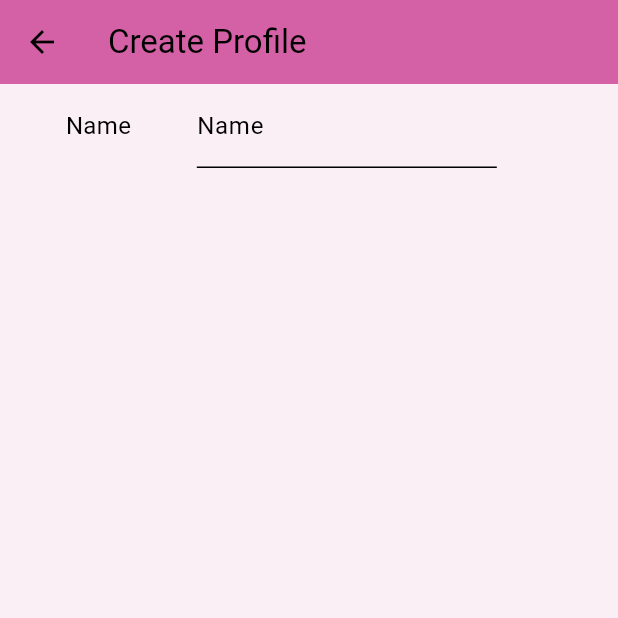
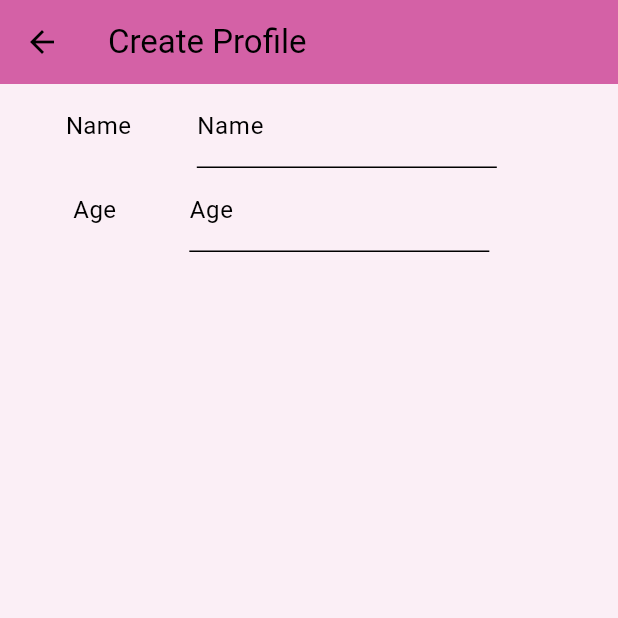
Before and after one commit to mayasaltzman/FNGR, a Flutter app: the screen it shows after launch, on a phone screen of 412 x 824 dp, the top half of it. Run offline on Flutter 3.47's test engine with Material 3 defaults, Android fonts, the phone set to English and light mode, and no system bars; our stand-ins replace cloud_firestore, firebase_core, geolocator; accounts and stored records are empty.

Commit message:
add age text input

```diff
--- a/lib/create_profile_page.dart
+++ b/lib/create_profile_page.dart
@@ -27,7 +27,16 @@ class _ProfileFormState extends State<ProfileForm> {
                 child: TextFormField(
                   decoration: const InputDecoration(labelText: "Name"),
                 ))
-          ])
+          ]),
+          Row(mainAxisAlignment: MainAxisAlignment.spaceEvenly, children: [
+            const Text("Age"),
+            SizedBox(
+                width: 200,
+                child: TextFormField(
+                  //hope to change this to date picker for birth day eventually
+                  decoration: const InputDecoration(labelText: "Age"),
+                ))
+          ]),
         ],
       ),
     ));
```
